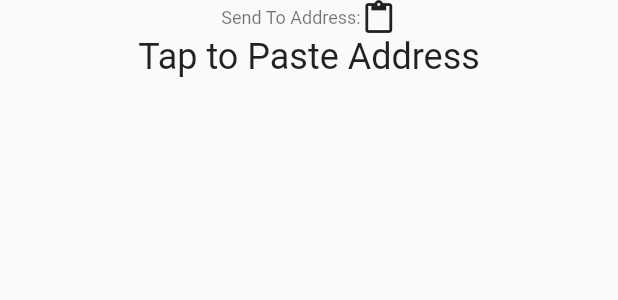
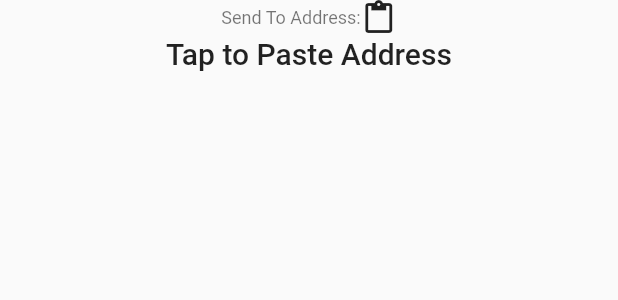
Before and after one commit to givelotus/lotus-vase, a Flutter app: the AddressDisplay widget shown alone on an empty page, opened directly, on a phone screen of 412 x 824 dp. Shown: the top 300 px of the screen. Run offline on Flutter 3.47's test engine with Material 2 defaults, Android fonts, the phone set to English and light mode, and no system bars; our stand-ins replace dartz, flutter_secure_storage, hex, pool, qr_flutter, sprintf; missing offline and left inert: buffer, pointycastle, qr_code_scanner, test, unorm_dart; accounts and stored records are empty; generated files the repository leaves out were written again.

Commit message:
Attempt to fix font size for smaller displays (#153)
Attempt to fix font size on smaller displays by using the size
that is associated with various theme headlines.

```diff
--- a/lib/tabs/send/send_info.dart
+++ b/lib/tabs/send/send_info.dart
@@ -233,7 +233,7 @@ class AddressDisplay extends StatelessWidget {
                             : 'Tap to Paste Address',
                         // TODO: This is waaay too small. We need to split the
                         // address up over multiple lines.
-                        style: Theme.of(context).textTheme.headline5,
+                        style: Theme.of(context).textTheme.headline6,
                       )),
                 ],
               )))
```
Also changed, not shown: lib/components/calculator_keyboard/calculator_button.dart (+3 -4 lines), lib/tabs/component/payment_amount_display.dart (+6 -2 lines).
